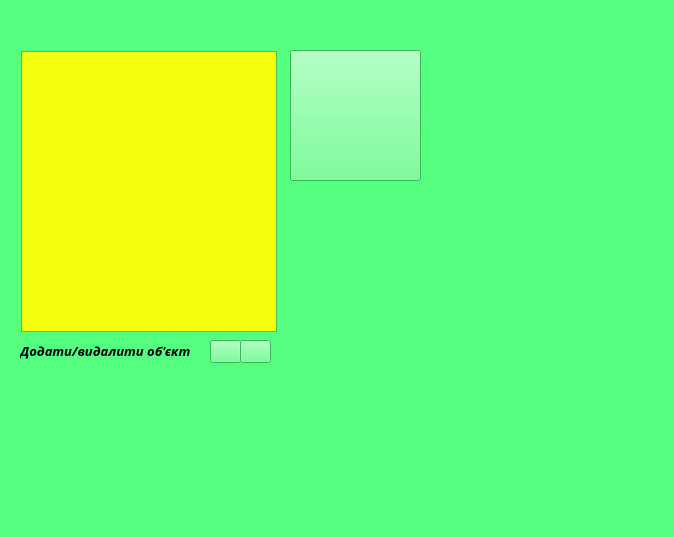
Before: the Qt Designer form FlexManSys/mainwindow.ui in ayudov/Flexible-Manufacturing-System, drawn with Qt 5.
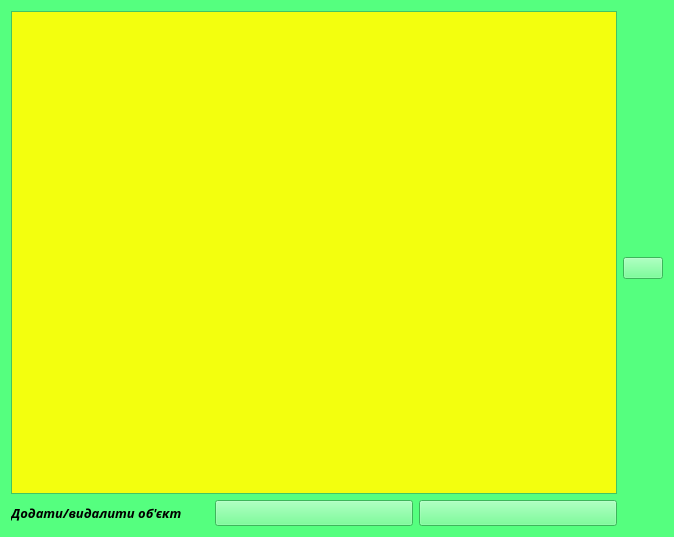
After: the same form once the commit is applied. Icons and pictures are not drawn.

What changed in the file:
```diff
--- a/FlexManSys/mainwindow.ui
+++ b/FlexManSys/mainwindow.ui
@@ -429,15 +429,11 @@
    <string>MainWindow</string>
   </property>
   <widget class="QWidget" name="centralWidget">
-   <widget class="QPushButton" name="addBillet">
-    <property name="geometry">
-     <rect>
-      <x>210</x>
-      <y>340</y>
-      <width>31</width>
-      <height>23</height>
-     </rect>
-    </property>
+   <layout class="QGridLayout" name="gridLayout">
+    <item row="0" column="0">
+     <layout class="QVBoxLayout" name="verticalLayout">
+      <item>
+       <widget class="QListWidget" name="listWidget">
     <property name="palette">
      <palette>
       <active>
@@ -445,153 +441,111 @@
         <brush brushstyle="SolidPattern">
          <color alpha="255">
           <red>255</red>
-          <green>255</green>
-          <blue>255</blue>
+              <green>170</green>
+              <blue>0</blue>
          </color>
         </brush>
        </colorrole>
        <colorrole role="Base">
         <brush brushstyle="SolidPattern">
          <color alpha="255">
-          <red>255</red>
+              <red>243</red>
           <green>255</green>
-          <blue>255</blue>
+              <blue>14</blue>
          </color>
         </brush>
        </colorrole>
-      </active>
-      <inactive>
-       <colorrole role="BrightText">
+           <colorrole role="Highlight">
         <brush brushstyle="SolidPattern">
          <color alpha="255">
           <red>255</red>
-          <green>255</green>
-          <blue>255</blue>
+              <green>0</green>
+              <blue>0</blue>
          </color>
         </brush>
        </colorrole>
-       <colorrole role="Base">
+           <colorrole role="HighlightedText">
         <brush brushstyle="SolidPattern">
          <color alpha="255">
           <red>255</red>
-          <green>255</green>
-          <blue>255</blue>
+              <green>0</green>
+              <blue>0</blue>
          </color>
         </brush>
        </colorrole>
-      </inactive>
-      <disabled>
+          </active>
+          <inactive>
        <colorrole role="BrightText">
         <brush brushstyle="SolidPattern">
          <color alpha="255">
           <red>255</red>
-          <green>255</green>
-          <blue>255</blue>
+              <green>170</green>
+              <blue>0</blue>
          </color>
         </brush>
        </colorrole>
        <colorrole role="Base">
         <brush brushstyle="SolidPattern">
          <color alpha="255">
-          <red>85</red>
+              <red>243</red>
           <green>255</green>
-          <blue>127</blue>
+              <blue>14</blue>
          </color>
         </brush>
        </colorrole>
-      </disabled>
-     </palette>
-    </property>
-    <property name="font">
-     <font>
-      <family>Bauhaus 93</family>
-      <pointsize>10</pointsize>
-      <weight>75</weight>
-      <italic>false</italic>
-      <bold>true</bold>
-     </font>
-    </property>
-    <property name="text">
-     <string/>
-    </property>
-    <property name="icon">
-     <iconset resource="resources.qrc">
-      <normaloff>:/new/add_remove/plus-icon-green-md.png</normaloff>:/new/add_remove/plus-icon-green-md.png</iconset>
-    </property>
-    <property name="iconSize">
-     <size>
-      <width>16</width>
-      <height>16</height>
-     </size>
-    </property>
-   </widget>
-   <widget class="QPushButton" name="removeBillet">
-    <property name="geometry">
-     <rect>
-      <x>240</x>
-      <y>340</y>
-      <width>31</width>
-      <height>23</height>
-     </rect>
-    </property>
-    <property name="palette">
-     <palette>
-      <active>
-       <colorrole role="Base">
+           <colorrole role="Highlight">
         <brush brushstyle="SolidPattern">
          <color alpha="255">
           <red>255</red>
-          <green>255</green>
-          <blue>255</blue>
+              <green>0</green>
+              <blue>0</blue>
          </color>
         </brush>
        </colorrole>
-       <colorrole role="NoRole">
+           <colorrole role="HighlightedText">
         <brush brushstyle="SolidPattern">
          <color alpha="255">
           <red>255</red>
-          <green>255</green>
-          <blue>255</blue>
+              <green>0</green>
+              <blue>0</blue>
          </color>
         </brush>
        </colorrole>
-      </active>
-      <inactive>
-       <colorrole role="Base">
+          </inactive>
+          <disabled>
+           <colorrole role="BrightText">
         <brush brushstyle="SolidPattern">
          <color alpha="255">
           <red>255</red>
-          <green>255</green>
-          <blue>255</blue>
+              <green>170</green>
+              <blue>0</blue>
          </color>
         </brush>
        </colorrole>
-       <colorrole role="NoRole">
+           <colorrole role="Base">
         <brush brushstyle="SolidPattern">
          <color alpha="255">
-          <red>255</red>
+              <red>85</red>
           <green>255</green>
-          <blue>255</blue>
+              <blue>127</blue>
          </color>
         </brush>
        </colorrole>
-      </inactive>
-      <disabled>
-       <colorrole role="Base">
+           <colorrole role="Highlight">
         <brush brushstyle="SolidPattern">
          <color alpha="255">
-          <red>85</red>
-          <green>255</green>
-          <blue>127</blue>
+              <red>255</red>
+              <green>0</green>
+              <blue>0</blue>
          </color>
         </brush>
        </colorrole>
-       <colorrole role="NoRole">
+           <colorrole role="HighlightedText">
         <brush brushstyle="SolidPattern">
          <color alpha="255">
           <red>255</red>
-          <green>255</green>
-          <blue>255</blue>
+              <green>0</green>
+              <blue>0</blue>
          </color>
         </brush>
        </colorrole>
@@ -603,33 +557,24 @@
       <family>Bauhaus 93</family>
       <pointsize>10</pointsize>
       <weight>75</weight>
-      <italic>false</italic>
       <bold>true</bold>
      </font>
     </property>
-    <property name="text">
-     <string/>
-    </property>
-    <property name="icon">
-     <iconset resource="resources.qrc">
-      <normaloff>:/new/add_remove/256-256-ad37efe2ebc423365b783fa170de6027.png</normaloff>:/new/add_remove/256-256-ad37efe2ebc423365b783fa170de6027.png</iconset>
-    </property>
-    <property name="iconSize">
-     <size>
-      <width>16</width>
-      <height>16</height>
-     </size>
-    </property>
-   </widget>
+        <property name="toolTip">
+         <string>&lt;html&gt;&lt;head/&gt;&lt;body&gt;&lt;p align=&quot;center&quot;&gt;&lt;br/&gt;&lt;/p&gt;&lt;/body&gt;&lt;/html&gt;</string>
+        </property>
+        <property name="autoFillBackground">
+         <bool>false</bool>
+        </property>
+        <property name="styleSheet">
+         <string notr="true"/>
+        </property>
+       </widget>
+      </item>
+      <item>
+       <layout class="QHBoxLayout" name="horizontalLayout">
+        <item>
    <widget class="QLabel" name="label">
-    <property name="geometry">
-     <rect>
-      <x>20</x>
-      <y>340</y>
-      <width>181</width>
-      <height>21</height>
-     </rect>
-    </property>
     <property name="palette">
      <palette>
       <active>
@@ -680,15 +625,193 @@
      <string>Додати/видалити об'єкт</string>
     </property>
    </widget>
+        </item>
+        <item>
+         <widget class="QPushButton" name="addBillet">
+          <property name="palette">
+           <palette>
+            <active>
+             <colorrole role="BrightText">
+              <brush brushstyle="SolidPattern">
+               <color alpha="255">
+                <red>255</red>
+                <green>255</green>
+                <blue>255</blue>
+               </color>
+              </brush>
+             </colorrole>
+             <colorrole role="Base">
+              <brush brushstyle="SolidPattern">
+               <color alpha="255">
+                <red>255</red>
+                <green>255</green>
+                <blue>255</blue>
+               </color>
+              </brush>
+             </colorrole>
+            </active>
+            <inactive>
+             <colorrole role="BrightText">
+              <brush brushstyle="SolidPattern">
+               <color alpha="255">
+                <red>255</red>
+                <green>255</green>
+                <blue>255</blue>
+               </color>
+              </brush>
+             </colorrole>
+             <colorrole role="Base">
+              <brush brushstyle="SolidPattern">
+               <color alpha="255">
+                <red>255</red>
+                <green>255</green>
+                <blue>255</blue>
+               </color>
+              </brush>
+             </colorrole>
+            </inactive>
+            <disabled>
+             <colorrole role="BrightText">
+              <brush brushstyle="SolidPattern">
+               <color alpha="255">
+                <red>255</red>
+                <green>255</green>
+                <blue>255</blue>
+               </color>
+              </brush>
+             </colorrole>
+             <colorrole role="Base">
+              <brush brushstyle="SolidPattern">
+               <color alpha="255">
+                <red>85</red>
+                <green>255</green>
+                <blue>127</blue>
+               </color>
+              </brush>
+             </colorrole>
+            </disabled>
+           </palette>
+          </property>
+          <property name="font">
+           <font>
+            <family>Bauhaus 93</family>
+            <pointsize>10</pointsize>
+            <weight>75</weight>
+            <italic>false</italic>
+            <bold>true</bold>
+           </font>
+          </property>
+          <property name="text">
+           <string/>
+          </property>
+          <property name="icon">
+           <iconset resource="resources.qrc">
+            <normaloff>:/new/add_remove/plus-icon-green-md.png</normaloff>:/new/add_remove/plus-icon-green-md.png</iconset>
+          </property>
+          <property name="iconSize">
+           <size>
+            <width>16</width>
+            <height>16</height>
+           </size>
+          </property>
+         </widget>
+        </item>
+        <item>
+         <widget class="QPushButton" name="removeBillet">
+          <property name="palette">
+           <palette>
+            <active>
+             <colorrole role="Base">
+              <brush brushstyle="SolidPattern">
+               <color alpha="255">
+                <red>255</red>
+                <green>255</green>
+                <blue>255</blue>
+               </color>
+              </brush>
+             </colorrole>
+             <colorrole role="NoRole">
+              <brush brushstyle="SolidPattern">
+               <color alpha="255">
+                <red>255</red>
+                <green>255</green>
+                <blue>255</blue>
+               </color>
+              </brush>
+             </colorrole>
+            </active>
+            <inactive>
+             <colorrole role="Base">
+              <brush brushstyle="SolidPattern">
+               <color alpha="255">
+                <red>255</red>
+                <green>255</green>
+                <blue>255</blue>
+               </color>
+              </brush>
+             </colorrole>
+             <colorrole role="NoRole">
+              <brush brushstyle="SolidPattern">
+               <color alpha="255">
+                <red>255</red>
+                <green>255</green>
+                <blue>255</blue>
+               </color>
+              </brush>
+             </colorrole>
+            </inactive>
+            <disabled>
+             <colorrole role="Base">
+              <brush brushstyle="SolidPattern">
+               <color alpha="255">
+                <red>85</red>
+                <green>255</green>
+                <blue>127</blue>
+               </color>
+              </brush>
+             </colorrole>
+             <colorrole role="NoRole">
+              <brush brushstyle="SolidPattern">
+               <color alpha="255">
+                <red>255</red>
+                <green>255</green>
+                <blue>255</blue>
+               </color>
+              </brush>
+             </colorrole>
+            </disabled>
+           </palette>
+          </property>
+          <property name="font">
+           <font>
+            <family>Bauhaus 93</family>
+            <pointsize>10</pointsize>
+            <weight>75</weight>
+            <italic>false</italic>
+            <bold>true</bold>
+           </font>
+          </property>
+          <property name="text">
+           <string/>
+          </property>
+          <property name="icon">
+           <iconset resource="resources.qrc">
+            <normaloff>:/new/add_remove/256-256-ad37efe2ebc423365b783fa170de6027.png</normaloff>:/new/add_remove/256-256-ad37efe2ebc423365b783fa170de6027.png</iconset>
+          </property>
+          <property name="iconSize">
+           <size>
+            <width>16</width>
+            <height>16</height>
+           </size>
+          </property>
+         </widget>
+        </item>
+       </layout>
+      </item>
+     </layout>
+    </item>
+    <item row="0" column="1">
    <widget class="QPushButton" name="pushButton">
-    <property name="geometry">
-     <rect>
-      <x>290</x>
-      <y>50</y>
-      <width>131</width>
-      <height>131</height>
-     </rect>
-    </property>
     <property name="text">
      <string/>
     </property>
@@ -703,151 +826,9 @@
      </size>
     </property>
    </widget>
-   <widget class="QListWidget" name="listWidget">
-    <property name="geometry">
-     <rect>
-      <x>21</x>
-      <y>51</y>
-      <width>256</width>
-      <height>281</height>
-     </rect>
-    </property>
-    <property name="palette">
-     <palette>
-      <active>
-       <colorrole role="BrightText">
-        <brush brushstyle="SolidPattern">
-         <color alpha="255">
-          <red>255</red>
-          <green>170</green>
-          <blue>0</blue>
-         </color>
-        </brush>
-       </colorrole>
-       <colorrole role="Base">
-        <brush brushstyle="SolidPattern">
-         <color alpha="255">
-          <red>243</red>
-          <green>255</green>
-          <blue>14</blue>
-         </color>
-        </brush>
-       </colorrole>
-       <colorrole role="Highlight">
-        <brush brushstyle="SolidPattern">
-         <color alpha="255">
-          <red>255</red>
-          <green>0</green>
-          <blue>0</blue>
-         </color>
-        </brush>
-       </colorrole>
-       <colorrole role="HighlightedText">
-        <brush brushstyle="SolidPattern">
-         <color alpha="255">
-          <red>255</red>
-          <green>0</green>
-          <blue>0</blue>
-         </color>
-        </brush>
-       </colorrole>
-      </active>
-      <inactive>
-       <colorrole role="BrightText">
-        <brush brushstyle="SolidPattern">
-         <color alpha="255">
-          <red>255</red>
-          <green>170</green>
-          <blue>0</blue>
-         </color>
-        </brush>
-       </colorrole>
-       <colorrole role="Base">
-        <brush brushstyle="SolidPattern">
-         <color alpha="255">
-          <red>243</red>
-          <green>255</green>
-          <blue>14</blue>
-         </color>
-        </brush>
-       </colorrole>
-       <colorrole role="Highlight">
-        <brush brushstyle="SolidPattern">
-         <color alpha="255">
-          <red>255</red>
-          <green>0</green>
-          <blue>0</blue>
-         </color>
-        </brush>
-       </colorrole>
-       <colorrole role="HighlightedText">
-        <brush brushstyle="SolidPattern">
-         <color alpha="255">
-          <red>255</red>
-          <green>0</green>
-          <blue>0</blue>
-         </color>
-        </brush>
-       </colorrole>
-      </inactive>
-      <disabled>
-       <colorrole role="BrightText">
-        <brush brushstyle="SolidPattern">
-         <color alpha="255">
-          <red>255</red>
-          <green>170</green>
-          <blue>0</blue>
-         </color>
-        </brush>
-       </colorrole>
-       <colorrole role="Base">
-        <brush brushstyle="SolidPattern">
-         <color alpha="255">
-          <red>85</red>
-          <green>255</green>
-          <blue>127</blue>
-         </color>
-        </brush>
-       </colorrole>
-       <colorrole role="Highlight">
-        <brush brushstyle="SolidPattern">
-         <color alpha="255">
-          <red>255</red>
-          <green>0</green>
-          <blue>0</blue>
-         </color>
-        </brush>
-       </colorrole>
-       <colorrole role="HighlightedText">
-        <brush brushstyle="SolidPattern">
-         <color alpha="255">
-          <red>255</red>
-          <green>0</green>
-          <blue>0</blue>
-         </color>
-        </brush>
-       </colorrole>
-      </disabled>
-     </palette>
-    </property>
-    <property name="font">
-     <font>
-      <family>Bauhaus 93</family>
-      <pointsize>10</pointsize>
-      <weight>75</weight>
-      <bold>true</bold>
-     </font>
-    </property>
-    <property name="toolTip">
-     <string>&lt;html&gt;&lt;head/&gt;&lt;body&gt;&lt;p align=&quot;center&quot;&gt;&lt;br/&gt;&lt;/p&gt;&lt;/body&gt;&lt;/html&gt;</string>
-    </property>
-    <property name="autoFillBackground">
-     <bool>false</bool>
-    </property>
-    <property name="styleSheet">
-     <string notr="true"/>
-    </property>
-   </widget>
+    </item>
+   </layout>
+   <zorder>listWidget</zorder>
    <zorder>addBillet</zorder>
    <zorder>horizontalLayoutWidget</zorder>
    <zorder></zorder>
```
Left out of the diff: 2 changed lines with no effect on the pictures. Lines whose indentation alone changed are shown as unchanged.
